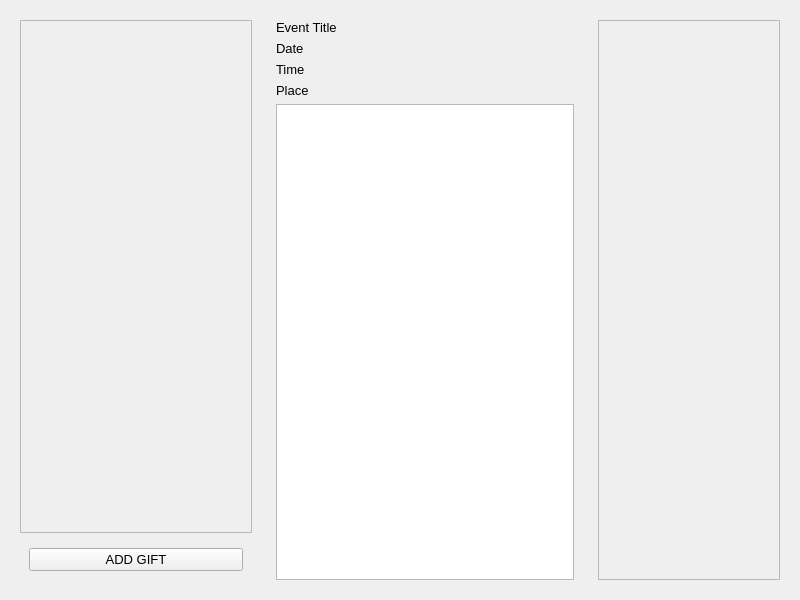
Before: the Qt Designer form src/ui/CreateEventWindow.ui in chapeullah/EventGift, drawn with Qt 5.
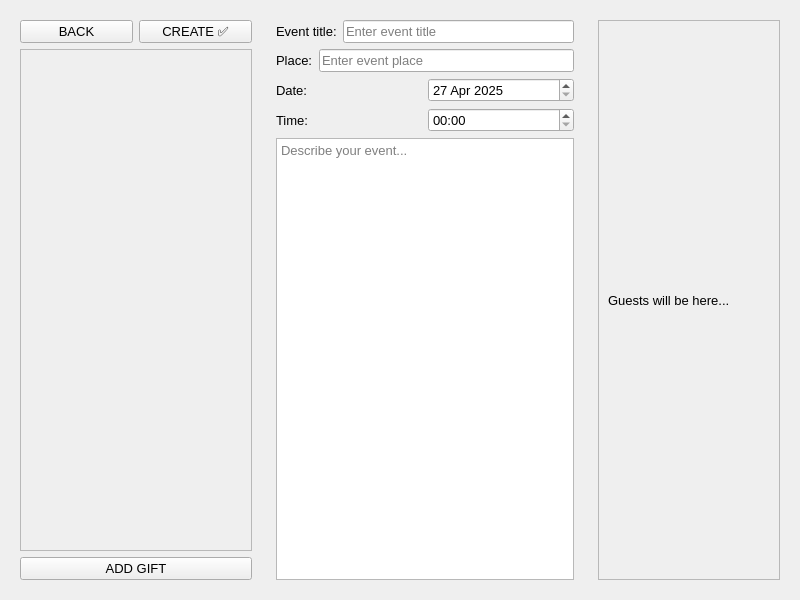
After: the same form once the commit is applied.

What changed in the file:
```diff
--- a/src/ui/CreateEventWindow.ui
+++ b/src/ui/CreateEventWindow.ui
@@ -43,20 +43,43 @@
         </size>
        </property>
        <layout class="QVBoxLayout" name="verticalLayoutGifts">
+        <item>
+         <layout class="QHBoxLayout" name="horizontalLayout_2">
+          <item>
+           <widget class="QPushButton" name="goBack">
+            <property name="text">
+             <string>BACK</string>
+            </property>
+           </widget>
+          </item>
+          <item>
+           <widget class="QPushButton" name="create">
+            <property name="text">
+             <string>CREATE ✅</string>
+            </property>
+           </widget>
+          </item>
+         </layout>
+        </item>
         <item>
          <widget class="QScrollArea" name="scrollAreaGifts">
           <property name="widgetResizable">
            <bool>true</bool>
           </property>
           <widget class="QWidget" name="scrollAreaWidgetContentsGifts">
+           <property name="geometry">
+            <rect>
+             <x>0</x>
+             <y>0</y>
+             <width>230</width>
+             <height>498</height>
+            </rect>
+           </property>
            <layout class="QVBoxLayout" name="giftListLayout"/>
           </widget>
          </widget>
         </item>
         <item>
-         <widget class="QWidget" name="widget" native="true">
-          <layout class="QHBoxLayout" name="horizontalLayout_2">
-           <item>
             <widget class="QPushButton" name="addGift">
              <property name="text">
               <string>ADD GIFT</string>
@@ -66,54 +89,117 @@
           </layout>
          </widget>
         </item>
-       </layout>
-      </widget>
-     </item>
      <item>
       <widget class="QWidget" name="info" native="true">
        <layout class="QVBoxLayout" name="verticalLayoutInfo">
         <item>
-         <widget class="QLabel" name="eventTitleLabel">
+         <layout class="QHBoxLayout" name="horizontalLayout_4">
+          <item>
+           <widget class="QLabel" name="eventTitle">
           <property name="text">
-           <string>Event Title</string>
-          </property>
-          <property name="wordWrap">
-           <bool>true</bool>
+             <string>Event title:</string>
+            </property>
+           </widget>
+          </item>
+          <item>
+           <widget class="QLineEdit" name="eventTitleIn">
+            <property name="placeholderText">
+             <string>Enter event title</string>
           </property>
          </widget>
         </item>
+         </layout>
+        </item>
         <item>
-         <widget class="QLabel" name="eventDateLabel">
+         <layout class="QHBoxLayout" name="horizontalLayout_7">
+          <item>
+           <widget class="QLabel" name="place">
           <property name="text">
-           <string>Date</string>
-          </property>
-          <property name="wordWrap">
-           <bool>true</bool>
+             <string>Place:</string>
+            </property>
+           </widget>
+          </item>
+          <item>
+           <widget class="QLineEdit" name="lineEdit">
+            <property name="placeholderText">
+             <string>Enter event place</string>
           </property>
          </widget>
         </item>
+         </layout>
+        </item>
         <item>
-         <widget class="QLabel" name="eventTimeLabel">
+         <layout class="QHBoxLayout" name="horizontalLayout_5">
+          <item>
+           <widget class="QLabel" name="date">
           <property name="text">
-           <string>Time</string>
-          </property>
-          <property name="wordWrap">
-           <bool>true</bool>
-          </property>
-         </widget>
-        </item>
+             <string>Date:</string>
+            </property>
+           </widget>
+          </item>
+          <item>
+           <widget class="QDateEdit" name="dateEdit">
+            <property name="dateTime">
+             <datetime>
+              <hour>20</hour>
+              <minute>59</minute>
+              <second>59</second>
+              <year>2025</year>
+              <month>4</month>
+              <day>27</day>
+             </datetime>
+            </property>
+            <property name="maximumDateTime">
+             <datetime>
+              <hour>20</hour>
+              <minute>59</minute>
+              <second>59</second>
+              <year>2200</year>
+              <month>12</month>
+              <day>31</day>
+             </datetime>
+            </property>
+            <property name="minimumDateTime">
+             <datetime>
+              <hour>0</hour>
+              <minute>0</minute>
+              <second>0</second>
+              <year>2025</year>
+              <month>4</month>
+              <day>27</day>
+             </datetime>
+            </property>
+           </widget>
+          </item>
+         </layout>
+        </item>
         <item>
-         <widget class="QLabel" name="eventPlaceLabel">
+         <layout class="QHBoxLayout" name="horizontalLayout_6">
+          <item>
+           <widget class="QLabel" name="time">
           <property name="text">
-           <string>Place</string>
-          </property>
-          <property name="wordWrap">
-           <bool>true</bool>
-          </property>
-         </widget>
-        </item>
+             <string>Time:</string>
+            </property>
+           </widget>
+          </item>
+          <item>
+           <widget class="QTimeEdit" name="timeEdit">
+            <property name="displayFormat">
+             <string>HH:mm</string>
+            </property>
+            <property name="timeSpec">
+             <enum>Qt::TimeSpec::UTC</enum>
+            </property>
+           </widget>
+          </item>
+         </layout>
+        </item>
         <item>
-         <widget class="QTextEdit" name="eventDescriptionEdit"/>
+         <widget class="QTextEdit" name="eventDescriptionEdit">
+          <property name="placeholderText">
+           <string>Describe your event...</string>
+          </property>
+         </widget>
         </item>
        </layout>
       </widget>
@@ -141,7 +227,15 @@
              <height>560</height>
             </rect>
            </property>
-           <layout class="QVBoxLayout" name="userListLayout"/>
+           <layout class="QVBoxLayout" name="userListLayout">
+            <item>
+             <widget class="QLabel" name="guests">
+              <property name="text">
+               <string>Guests will be here...</string>
+              </property>
+             </widget>
+            </item>
+           </layout>
           </widget>
          </widget>
         </item>
```
Lines whose indentation alone changed are shown as unchanged.
